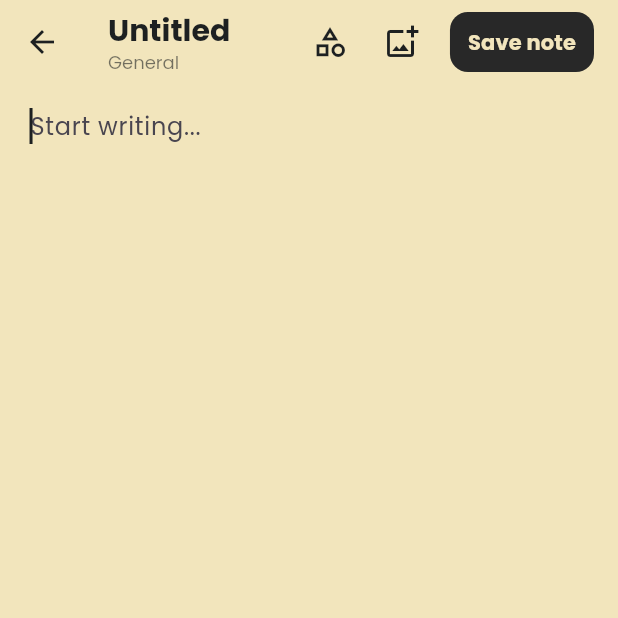
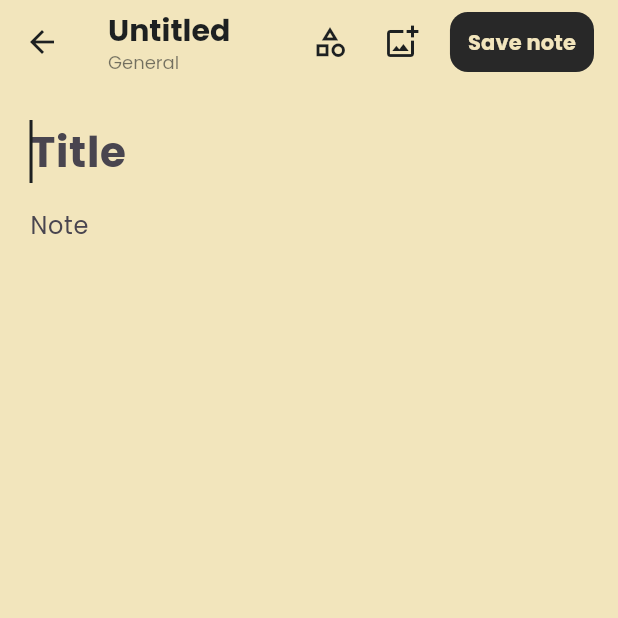
Before and after one commit to untreu2/wisdom, a Flutter app: the screen it shows after launch, after a tap on "New note", on a phone screen of 412 x 824 dp, the top half of it. Run offline on Flutter 3.47's test engine with Material 3 defaults, Android fonts, the phone set to English and light mode, and no system bars; our stand-ins replace flutter_secure_storage, google_fonts, hive, hive_flutter, image_picker; accounts and stored records are empty.

Commit message:
Implement larger title field

```diff
--- a/lib/note_form_page.dart
+++ b/lib/note_form_page.dart
@@ -23,14 +23,16 @@ class NoteFormPage extends StatefulWidget {
 }
 
 class _NoteFormPageState extends State<NoteFormPage> {
-  final TextEditingController _noteController = TextEditingController();
-  final FocusNode _focusNode = FocusNode();
+  final TextEditingController _titleController = TextEditingController();
+  final TextEditingController _contentController = TextEditingController();
+  final FocusNode _titleFocusNode = FocusNode();
+  final FocusNode _contentFocusNode = FocusNode();
   final ImagePicker _picker = ImagePicker();
   final List<Uint8List> _mediaData = [];
   final _uuid = const Uuid();
 
   String _selectedCategory = '';
-  bool _autofocus = true;
+  bool _autofocusTitle = true;
   bool _showSave = false;
 
   @override
@@ -38,10 +40,11 @@ class _NoteFormPageState extends State<NoteFormPage> {
     super.initState();
     final note = widget.initialNote;
     if (note != null) {
-      _noteController.text = '${note.title}\n${note.content}';
+      _titleController.text = note.title;
+      _contentController.text = note.content;
       _selectedCategory = note.category;
       _mediaData.addAll(note.mediaData);
-      _autofocus = false;
+      _autofocusTitle = false;
       _showSave = false;
     } else {
       _selectedCategory =
@@ -49,21 +52,34 @@ class _NoteFormPageState extends State<NoteFormPage> {
           (widget.existingCategories.isNotEmpty
               ? widget.existingCategories.first
               : 'General');
-      _autofocus = true;
+      _autofocusTitle = true;
       _showSave = true;
     }
 
-    _focusNode.addListener(() {
-      if (_focusNode.hasFocus && !_showSave) {
-        setState(() => _showSave = true);
-      }
-    });
+    _titleFocusNode.addListener(_handleFocusChange);
+    _contentFocusNode.addListener(_handleFocusChange);
+    _titleController.addListener(_handleTextChange);
+    _contentController.addListener(_handleTextChange);
+  }
+
+  void _handleFocusChange() {
+    if ((_titleFocusNode.hasFocus || _contentFocusNode.hasFocus) && !_showSave) {
+      setState(() => _showSave = true);
+    }
+  }
+
+  void _handleTextChange() {
+    if (!_showSave) {
+      setState(() => _showSave = true);
+    }
   }
 
   @override
   void dispose() {
-    _focusNode.dispose();
-    _noteController.dispose();
+    _titleFocusNode.dispose();
+    _contentFocusNode.dispose();
+    _titleController.dispose();
+    _contentController.dispose();
     super.dispose();
   }
 
@@ -76,13 +92,6 @@ class _NoteFormPageState extends State<NoteFormPage> {
         _showSave = true;
       });
     }
-  }
-
-  String _extractTitle(String text) {
-    final lines = text.trim().split('\n');
-    return (lines.isNotEmpty && lines.first.trim().isNotEmpty)
-        ? lines.first.trim()
-        : 'Untitled';
   }
 
   Future<String?> _promptForCategory() async {
@@ -153,9 +162,8 @@ class _NoteFormPageState extends State<NoteFormPage> {
   }
 
   void _saveNote() {
-    final lines = _noteController.text.trim().split('\n');
-    final title = lines.isNotEmpty ? lines.first.trim() : '';
-    final content = lines.length > 1 ? lines.sublist(1).join('\n').trim() : '';
+    final title = _titleController.text.trim();
+    final content = _contentController.text.trim();
 
     final note = NoteItem(
       id: widget.initialNote?.id ?? _uuid.v4(),
@@ -179,9 +187,10 @@ class _NoteFormPageState extends State<NoteFormPage> {
       appBar: PreferredSize(
         preferredSize: const Size.fromHeight(72),
         child: ValueListenableBuilder<TextEditingValue>(
-          valueListenable: _noteController,
+          valueListenable: _titleController,
           builder: (context, value, child) {
-            final dynamicTitle = _extractTitle(value.text);
+            final appBarTitleText = value.text.trim();
+            final dynamicTitle = appBarTitleText.isNotEmpty ? appBarTitleText : 'Untitled';
             return AppBar(
               backgroundColor: AppColors.white,
               elevation: 0,
@@ -339,7 +348,7 @@ class _NoteFormPageState extends State<NoteFormPage> {
                       ),
                       onPressed: () {
                         setState(() => _showSave = true);
-                        _focusNode.requestFocus();
+                        _titleFocusNode.requestFocus();
                       },
                       child: const Text(
                         'Edit note',
@@ -374,24 +383,43 @@ class _NoteFormPageState extends State<NoteFormPage> {
         child:
             _showSave
                 ? Column(
+
                   children: [
+                    TextField(
+                      controller: _titleController,
+                      focusNode: _titleFocusNode,
+                      decoration: const InputDecoration(
+                        hintText: "Title",
+                        border: InputBorder.none,
+                        isCollapsed: true,
+                        contentPadding: EdgeInsets.only(top: 8, bottom: 12),
+                      ),
+                      style: const TextStyle(fontSize: 28.0, fontWeight: FontWeight.bold, color: AppColors.black),
+                      maxLines: null,
+                      keyboardType: TextInputType.multiline,
+                      textCapitalization: TextCapitalization.sentences,
+                      autofocus: _autofocusTitle,
+                      cursorColor: AppColors.black,
+                      textInputAction: TextInputAction.next,
+                      onSubmitted: (_) => FocusScope.of(context).requestFocus(_contentFocusNode),
+                    ),
                     Expanded(
                       child: TextField(
-                        controller: _noteController,
-                        focusNode: _focusNode,
+                        controller: _contentController,
+                        focusNode: _contentFocusNode,
                         decoration: const InputDecoration(
-                          hintText: "Start writing...",
+                          hintText: "Note",
                           border: InputBorder.none,
                           isCollapsed: true,
-                          contentPadding: EdgeInsets.zero,
+                          contentPadding: EdgeInsets.only(top: 4),
                         ),
                         style: const TextStyle(
                           fontSize: 16,
                           color: AppColors.black,
+                          height: 1.5,
                         ),
                         maxLines: null,
                         keyboardType: TextInputType.multiline,
-                        autofocus: _autofocus,
                         cursorColor: AppColors.black,
                         scrollPhysics: const BouncingScrollPhysics(),
                       ),
@@ -453,29 +481,53 @@ class _NoteFormPageState extends State<NoteFormPage> {
                   ],
                 )
                 : SingleChildScrollView(
+
                   physics: const BouncingScrollPhysics(),
                   padding: const EdgeInsets.only(bottom: 48),
                   child: Column(
                     crossAxisAlignment: CrossAxisAlignment.start,
                     children: [
                       TextField(
-                        controller: _noteController,
+                        controller: _titleController,
+                        focusNode: _titleFocusNode,
                         readOnly: true,
                         decoration: const InputDecoration(
-                          hintText: "Start writing...",
+                          hintText: "Title",
                           border: InputBorder.none,
                           isCollapsed: true,
-                          contentPadding: EdgeInsets.zero,
+                          contentPadding: EdgeInsets.only(top: 8, bottom: 12),
+                        ),
+                        style: const TextStyle(fontSize: 28.0, fontWeight: FontWeight.bold, color: AppColors.black),
+                        maxLines: null,
+                        cursorColor: AppColors.black,
+                      ),
+
+                      if (_titleController.text.isNotEmpty && _contentController.text.isNotEmpty)
+                        const SizedBox(height: 8),
+                      TextField(
+                        controller: _contentController,
+                        focusNode: _contentFocusNode,
+                        readOnly: true,
+                        decoration: const InputDecoration(
+                          hintText: "Note",
+                          border: InputBorder.none,
+                          isCollapsed: true,
+                          contentPadding: EdgeInsets.only(top: 4),
                         ),
                         style: const TextStyle(
                           fontSize: 16,
                           color: AppColors.black,
+                          height: 1.5,
                         ),
                         maxLines: null,
                         keyboardType: TextInputType.multiline,
                         cursorColor: AppColors.black,
                       ),
-                      const SizedBox(height: 4),
+                      if (_mediaData.isNotEmpty &&
+                          (_titleController.text.isNotEmpty || _contentController.text.isNotEmpty))
+                        const SizedBox(height: 12),
+                      if (_mediaData.isNotEmpty && _titleController.text.isEmpty && _contentController.text.isEmpty)
+                        const SizedBox(height: 4),
                       for (final bytes in _mediaData) ...[
                         Padding(
                           padding: const EdgeInsets.symmetric(vertical: 4),
```
